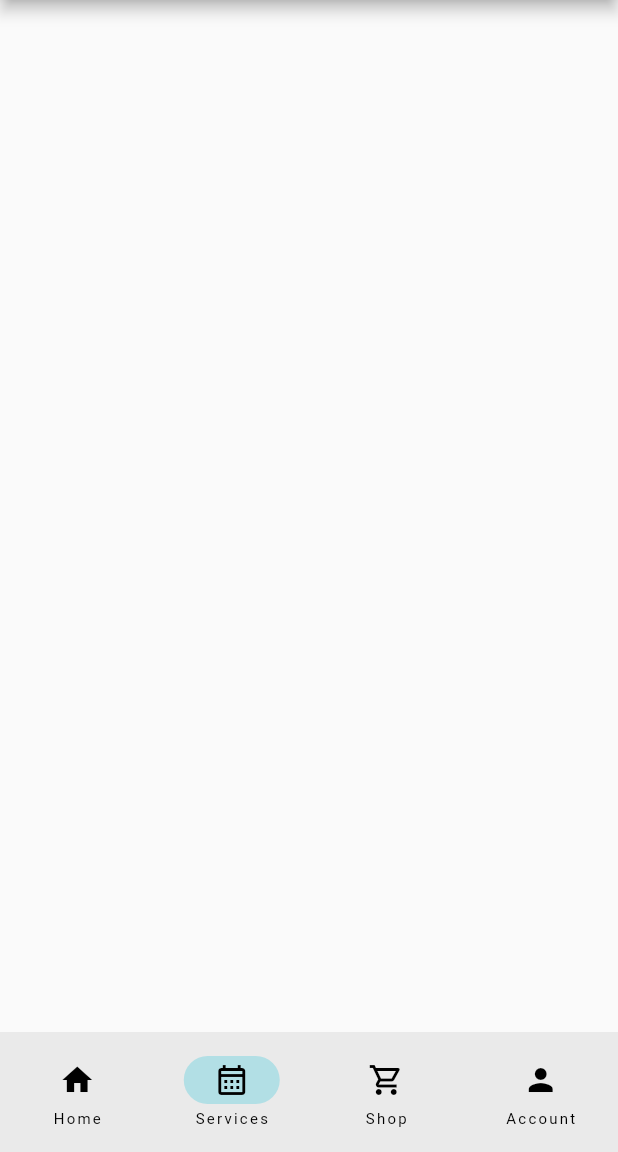
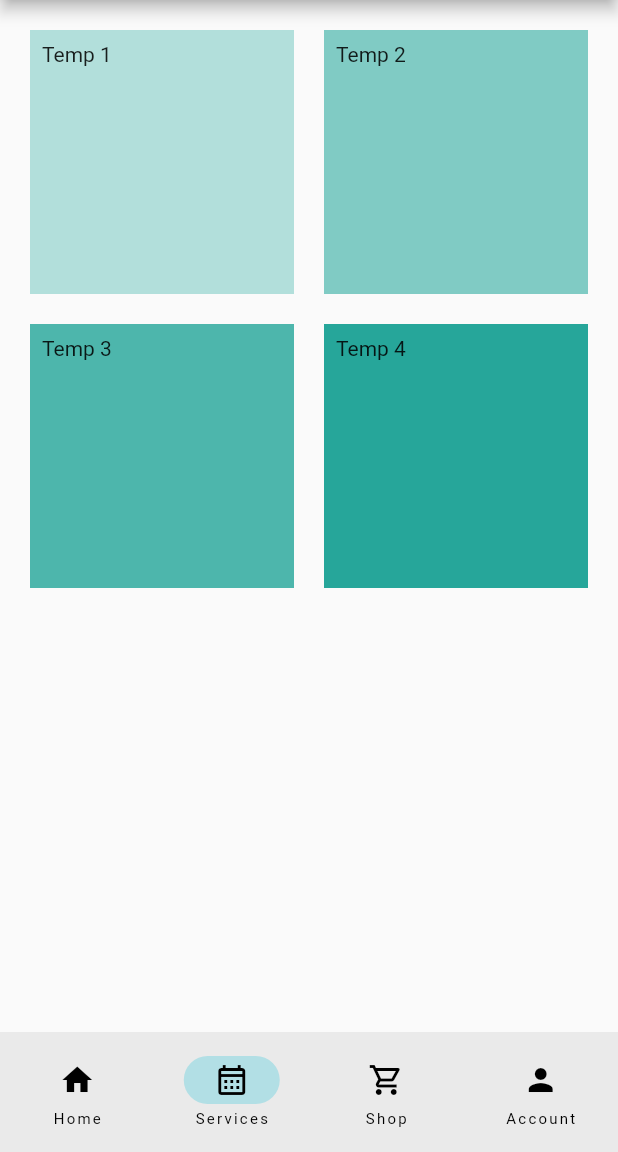
Before and after one commit to Aaron-Nordin/Salon-App, a Flutter app: the screen it shows after launch, item 2 of the bottom bar chosen, on a phone screen of 412 x 824 dp, the part 84-1236 px from its top. Run offline on Flutter 3.47's test engine with Material 2 defaults, Android fonts, the phone set to English and light mode, and no system bars.

Commit message:
Added GridView to home_page and services_page

```diff
--- a/lib/services_page.dart
+++ b/lib/services_page.dart
@@ -5,6 +5,34 @@ class ServicesPage extends StatelessWidget {
 
   @override
   Widget build(BuildContext context) {
-    return Container();
+    return GridView.count(
+      primary: false,
+      padding: const EdgeInsets.all(20),
+      crossAxisSpacing: 20,
+      mainAxisSpacing: 20,
+      crossAxisCount: 2,
+      children: <Widget>[
+        Container(
+          padding: const EdgeInsets.all(8),
+          color: Colors.teal[100],
+          child: const Text("Temp 1"),
+        ),
+        Container(
+          padding: const EdgeInsets.all(8),
+          color: Colors.teal[200],
+          child: const Text('Temp 2'),
+        ),
+        Container(
+          padding: const EdgeInsets.all(8),
+          color: Colors.teal[300],
+          child: const Text('Temp 3'),
+        ),
+        Container(
+          padding: const EdgeInsets.all(8),
+          color: Colors.teal[400],
+          child: const Text('Temp 4'),
+        ),
+      ],
+    );
   }
 }
```
Also changed, not shown: lib/home_page.dart (+38 -14 lines).
